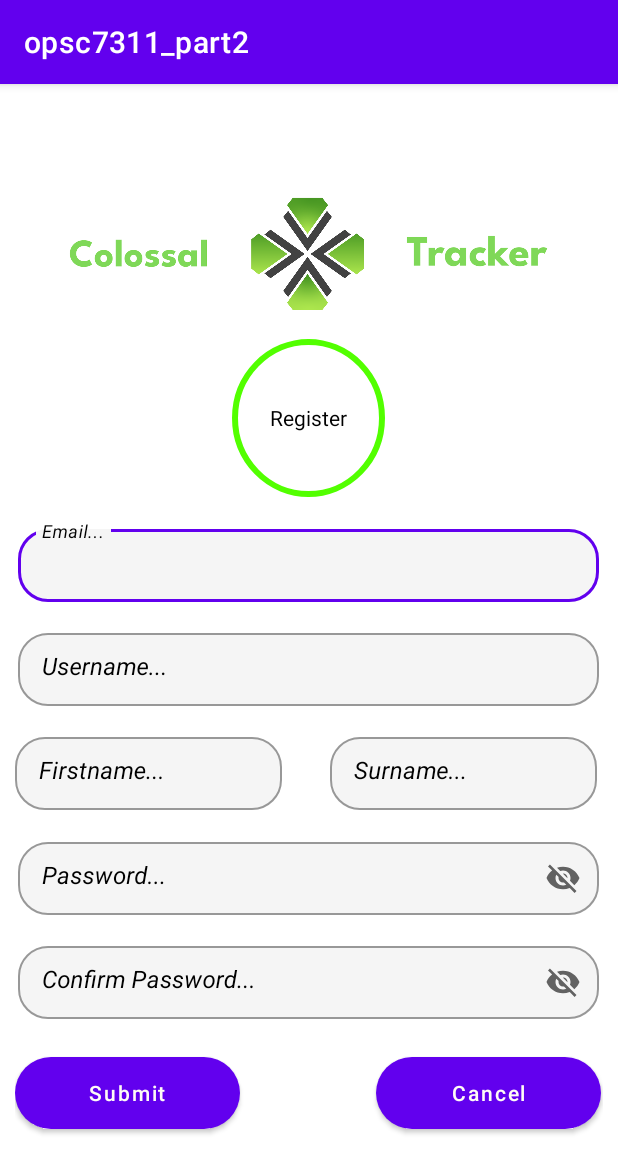
After one commit to GabrielGrobb/opsc7311_part2, an Android app: the RegisterActivity screen opened directly, with no data from a screen before it, on a phone screen of 412 x 824 dp. The commit adds this screen. Shown: the top 1173 px of the screen. Run offline under Robolectric (Android 15) with nearby library versions, the phone set to English and light mode, and no system bars.

Commit message:
Added register activity, images, textfields Commit

```diff
--- /dev/null
+++ b/app/src/main/java/com/example/opsc7311_part2/RegisterActivity.kt
@@ -0,0 +1,11 @@
+package com.example.opsc7311_part2
+
+import androidx.appcompat.app.AppCompatActivity
+import android.os.Bundle
+
+class RegisterActivity : AppCompatActivity() {
+    override fun onCreate(savedInstanceState: Bundle?) {
+        super.onCreate(savedInstanceState)
+        setContentView(R.layout.activity_register)
+    }
+}
--- a/app/src/main/res/layout/activity_login.xml
+++ b/app/src/main/res/layout/activity_login.xml
@@ -28,7 +28,8 @@
                 android:layout_width="174dp"
                 android:layout_height="wrap_content"
                 android:layout_weight="2"
-                app:srcCompat="@drawable/colossal" />
+                app:srcCompat="@drawable/colossal"
+                android:layout_marginRight="16dp"/>
 
             <ImageView
                 android:id="@+id/imgTracker"
@@ -46,8 +47,8 @@
             app:srcCompat="@drawable/time_tracker_icon" />
 
         <TextView
-            android:layout_width="wrap_content"
-            android:layout_height="wrap_content"
+            android:layout_width="102dp"
+            android:layout_height="105dp"
             android:background="@drawable/circle"
             android:gravity="center"
             android:text="@string/login"
--- /dev/null
+++ b/app/src/main/res/layout/activity_register.xml
@@ -0,0 +1,262 @@
+<?xml version="1.0" encoding="utf-8"?>
+<RelativeLayout xmlns:android="http://schemas.android.com/apk/res/android"
+    xmlns:app="http://schemas.android.com/apk/res-auto"
+    xmlns:tools="http://schemas.android.com/tools"
+    android:layout_width="match_parent"
+    android:layout_height="match_parent"
+    tools:context=".RegisterActivity">
+
+    <LinearLayout
+        android:id="@+id/linearLayout"
+        android:layout_width="match_parent"
+        android:layout_height="match_parent"
+        android:background="#3fff"
+        android:gravity="center"
+        android:orientation="vertical"
+        android:padding="10dp">
+
+        <LinearLayout
+            android:layout_width="323dp"
+            android:layout_height="111dp"
+            android:orientation="horizontal">
+
+            <ImageView
+                android:id="@+id/imgColossal"
+                android:layout_width="174dp"
+                android:layout_height="wrap_content"
+                android:layout_marginRight="16dp"
+                android:layout_weight="2"
+                app:srcCompat="@drawable/colossal" />
+
+            <ImageView
+                android:id="@+id/imageView"
+                android:layout_width="96dp"
+                android:layout_height="wrap_content"
+                android:layout_marginTop="16dp"
+                android:layout_marginBottom="16dp"
+                app:srcCompat="@drawable/time_tracker_icon" />
+
+            <ImageView
+                android:id="@+id/imgTracker"
+                android:layout_width="175dp"
+                android:layout_height="wrap_content"
+                android:layout_weight="2"
+                app:srcCompat="@drawable/tracker"
+                android:layout_marginLeft="16dp"/>
+
+        </LinearLayout>
+
+        <TextView
+            android:layout_width="102dp"
+            android:layout_height="105dp"
+            android:background="@drawable/circle"
+            android:gravity="center"
+            android:text="@string/register"
+            android:textColor="@color/black"
+            android:layout_marginBottom="16dp"/>
+
+        <com.google.android.material.textfield.TextInputLayout
+            android:id="@+id/til_Email"
+            style="@style/Widget.MaterialComponents.TextInputLayout.OutlinedBox.Dense"
+            android:layout_width="387dp"
+            android:layout_height="wrap_content"
+            android:layout_marginBottom="15dp"
+            android:textColorHint="@color/black"
+            app:boxBackgroundColor="@color/default_background"
+            app:boxCornerRadiusBottomEnd="20dp"
+            app:boxCornerRadiusBottomStart="20dp"
+            app:boxCornerRadiusTopEnd="20dp"
+            app:boxCornerRadiusTopStart="20dp"
+            app:hintTextColor="@color/black">
+
+            <com.google.android.material.textfield.TextInputEditText
+                android:id="@+id/txtEmail"
+                android:layout_width="match_parent"
+                android:layout_height="match_parent"
+                android:gravity="left"
+                android:hint="@string/email"
+                android:inputType="text"
+                android:textColor="@color/txt_color"
+                android:textColorHighlight="@color/txt_color"
+                android:textColorHint="@color/txt_color"
+                android:textStyle="italic" />
+
+        </com.google.android.material.textfield.TextInputLayout>
+
+        <com.google.android.material.textfield.TextInputLayout
+            android:id="@+id/til_Username"
+            style="@style/Widget.MaterialComponents.TextInputLayout.OutlinedBox.Dense"
+            android:layout_width="387dp"
+            android:layout_height="wrap_content"
+            android:layout_marginBottom="15dp"
+            android:textColorHint="@color/black"
+            app:boxBackgroundColor="@color/default_background"
+            app:boxCornerRadiusBottomEnd="20dp"
+            app:boxCornerRadiusBottomStart="20dp"
+            app:boxCornerRadiusTopEnd="20dp"
+            app:boxCornerRadiusTopStart="20dp"
+            app:hintTextColor="@color/black">
+
+            <com.google.android.material.textfield.TextInputEditText
+                android:id="@+id/txtUsername"
+                android:layout_width="match_parent"
+                android:layout_height="match_parent"
+                android:gravity="left"
+                android:hint="@string/user_name"
+                android:inputType="text"
+                android:textColor="@color/txt_color"
+                android:textColorHighlight="@color/txt_color"
+                android:textColorHint="@color/txt_color"
+                android:textStyle="italic" />
+
+        </com.google.android.material.textfield.TextInputLayout>
+
+        <LinearLayout
+            android:layout_width="match_parent"
+            android:layout_height="70dp"
+            android:layout_gravity="center">
+
+            <com.google.android.material.textfield.TextInputLayout
+                android:id="@+id/til_Firstname"
+                style="@style/Widget.MaterialComponents.TextInputLayout.OutlinedBox.Dense"
+                android:layout_width="178dp"
+                android:layout_height="wrap_content"
+                android:layout_marginBottom="15dp"
+                android:textColorHint="@color/black"
+                app:boxBackgroundColor="@color/default_background"
+                app:boxCornerRadiusBottomEnd="20dp"
+                app:boxCornerRadiusBottomStart="20dp"
+                app:boxCornerRadiusTopEnd="20dp"
+                app:boxCornerRadiusTopStart="20dp"
+                app:hintTextColor="@color/black"
+                android:layout_marginRight="16dp">
+
+                <com.google.android.material.textfield.TextInputEditText
+                    android:id="@+id/txtFirstname"
+                    android:layout_width="match_parent"
+                    android:layout_height="match_parent"
+                    android:gravity="left"
+                    android:hint="@string/firstName"
+                    android:inputType="text"
+                    android:textColor="@color/txt_color"
+                    android:textColorHighlight="@color/txt_color"
+                    android:textColorHint="@color/txt_color"
+                    android:textStyle="italic" />
+
+            </com.google.android.material.textfield.TextInputLayout>
+
+            <com.google.android.material.textfield.TextInputLayout
+                android:id="@+id/til_Surname"
+                style="@style/Widget.MaterialComponents.TextInputLayout.OutlinedBox.Dense"
+                android:layout_width="178dp"
+                android:layout_height="wrap_content"
+                android:layout_marginBottom="15dp"
+                android:textColorHint="@color/black"
+                app:boxBackgroundColor="@color/default_background"
+                app:boxCornerRadiusBottomEnd="20dp"
+                app:boxCornerRadiusBottomStart="20dp"
+                app:boxCornerRadiusTopEnd="20dp"
+                app:boxCornerRadiusTopStart="20dp"
+                app:hintTextColor="@color/black"
+                android:layout_marginLeft="16dp">
+
+                <com.google.android.material.textfield.TextInputEditText
+                    android:id="@+id/txtSurname"
+                    android:layout_width="match_parent"
+                    android:layout_height="match_parent"
+                    android:gravity="left"
+                    android:hint="@string/surname"
+                    android:inputType="text"
+                    android:textColor="@color/txt_color"
+                    android:textColorHighlight="@color/txt_color"
+                    android:textColorHint="@color/txt_color"
+                    android:textStyle="italic" />
+
+            </com.google.android.material.textfield.TextInputLayout>
+
+        </LinearLayout>
+
+        <com.google.android.material.textfield.TextInputLayout
+            android:id="@+id/til_Password"
+            style="@style/Widget.MaterialComponents.TextInputLayout.OutlinedBox.Dense"
+            android:layout_width="387dp"
+            android:layout_height="wrap_content"
+            android:layout_marginBottom="15dp"
+            android:hint="@string/password"
+            android:textColorHint="@color/black"
+            app:boxBackgroundColor="@color/default_background"
+            app:boxCornerRadiusBottomEnd="20dp"
+            app:boxCornerRadiusBottomStart="20dp"
+            app:boxCornerRadiusTopEnd="20dp"
+            app:boxCornerRadiusTopStart="20dp"
+            app:endIconMode="password_toggle"
+            app:hintTextColor="@color/black">
+
+            <com.google.android.material.textfield.TextInputEditText
+                android:id="@+id/txtPassword"
+                android:layout_width="match_parent"
+                android:layout_height="wrap_content"
+                android:gravity="left"
+                android:textColor="@color/txt_color"
+                android:textStyle="italic" />
+
+        </com.google.android.material.textfield.TextInputLayout>
+
+        <com.google.android.material.textfield.TextInputLayout
+            android:id="@+id/til_confirmPassword"
+            style="@style/Widget.MaterialComponents.TextInputLayout.OutlinedBox.Dense"
+            android:layout_width="387dp"
+            android:layout_height="wrap_content"
+            android:layout_marginBottom="15dp"
+            android:hint="@string/confirmpassword"
+            android:textColorHint="@color/black"
+            app:boxBackgroundColor="@color/default_background"
+            app:boxCornerRadiusBottomEnd="20dp"
+            app:boxCornerRadiusBottomStart="20dp"
+            app:boxCornerRadiusTopEnd="20dp"
+            app:boxCornerRadiusTopStart="20dp"
+            app:endIconMode="password_toggle"
+            app:hintTextColor="@color/black">
+
+            <com.google.android.material.textfield.TextInputEditText
+                android:id="@+id/txtConfirmPassword"
+                android:layout_width="match_parent"
+                android:layout_height="wrap_content"
+                android:gravity="left"
+                android:textColor="@color/txt_color"
+                android:textStyle="italic" />
+
+        </com.google.android.material.textfield.TextInputLayout>
+
+        <LinearLayout
+            android:layout_width="match_parent"
+            android:layout_height="70dp"
+            android:layout_gravity="center">
+
+            <Button
+                android:id="@+id/btnLogin"
+                android:layout_width="150dp"
+                android:layout_height="48dp"
+                android:layout_marginTop="10dp"
+                android:background="@drawable/custome_button1"
+                android:text="@string/submit"
+                android:textAllCaps="false"
+                android:textColor="#FFFBF6"
+                android:layout_marginRight="45dp"/>
+
+            <Button
+                android:id="@+id/btnCancel"
+                android:layout_width="150dp"
+                android:layout_height="48dp"
+                android:layout_marginTop="10dp"
+                android:background="@drawable/custome_button1"
+                android:text="@string/cancel"
+                android:textAllCaps="false"
+                android:textColor="#FFFBF6"
+                android:layout_marginLeft="45dp"/>
+
+        </LinearLayout>
+
+    </LinearLayout>
+
+</RelativeLayout>
--- a/app/src/main/res/layout/register_activity.xml
+++ /dev/null
@@ -1,6 +0,0 @@
-<?xml version="1.0" encoding="utf-8"?>
-<RelativeLayout xmlns:android="http://schemas.android.com/apk/res/android"
-    android:layout_width="match_parent"
-    android:layout_height="match_parent">
-
-</RelativeLayout>
--- a/app/src/main/res/values/strings.xml
+++ b/app/src/main/res/values/strings.xml
@@ -1,7 +1,13 @@
 <resources>
     <string name="app_name">opsc7311_part2</string>
     <string name="cancel">Cancel</string>
+    <string name="confirmpassword">Confirm Password...</string>
+    <string name="email">Email...</string>
+    <string name="firstName">Firstname...</string>
     <string name="login">Login</string>
     <string name="password">Password...</string>
-    <string name="user_name">Username</string>
+    <string name="register">Register</string>
+    <string name="submit">Submit</string>
+    <string name="surname">Surname...</string>
+    <string name="user_name">Username...</string>
 </resources>
```
Also changed, not shown: app/src/main/AndroidManifest.xml (+9 -3 lines).
